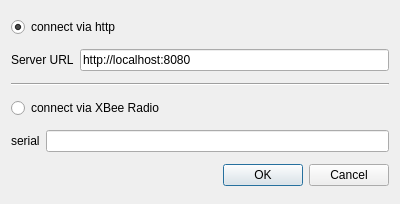
The window that piccolo2/player/connect.ui (TeamPiccolo/piccolo2-player) describes before a commit, drawn with Qt 5.
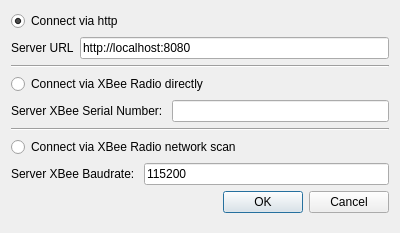
The same window after the commit.

What changed in the file:
```diff
--- a/piccolo2/player/connect.ui
+++ b/piccolo2/player/connect.ui
@@ -10,7 +10,7 @@
     <x>0</x>
     <y>0</y>
     <width>400</width>
-    <height>204</height>
+    <height>233</height>
    </rect>
   </property>
   <property name="windowTitle">
@@ -20,7 +20,7 @@
    <item>
     <widget class="QRadioButton" name="connectHTTP">
      <property name="text">
-      <string>connect via http</string>
+      <string>Connect via http</string>
      </property>
      <property name="checked">
       <bool>true</bool>
@@ -61,7 +61,7 @@
    <item>
     <widget class="QRadioButton" name="connectXBee">
      <property name="text">
-      <string>connect via XBee Radio</string>
+      <string>Connect via XBee Radio directly</string>
      </property>
     </widget>
    </item>
@@ -70,7 +70,7 @@
      <item>
       <widget class="QLabel" name="label_2">
        <property name="text">
-        <string>serial</string>
+        <string>Server XBee Serial Number: </string>
        </property>
       </widget>
      </item>
@@ -86,6 +86,38 @@
      </item>
     </layout>
    </item>
+   <item>
+    <widget class="Line" name="line_2">
+     <property name="orientation">
+      <enum>Qt::Horizontal</enum>
+     </property>
+    </widget>
+   </item>
+   <item>
+    <widget class="QRadioButton" name="connectXBeeAuto">
+     <property name="text">
+      <string>Connect via XBee Radio network scan</string>
+     </property>
+    </widget>
+   </item>
+   <item>
+    <layout class="QHBoxLayout" name="horizontalLayout_3">
+     <item>
+      <widget class="QLabel" name="label_3">
+       <property name="text">
+        <string>Server XBee Baudrate: </string>
+       </property>
+      </widget>
+     </item>
+     <item>
+      <widget class="QLineEdit" name="xbeeBaud">
+       <property name="text">
+        <string>115200</string>
+       </property>
+      </widget>
+     </item>
+    </layout>
+   </item>
    <item>
     <widget class="QDialogButtonBox" name="buttonBox">
      <property name="orientation">
```
